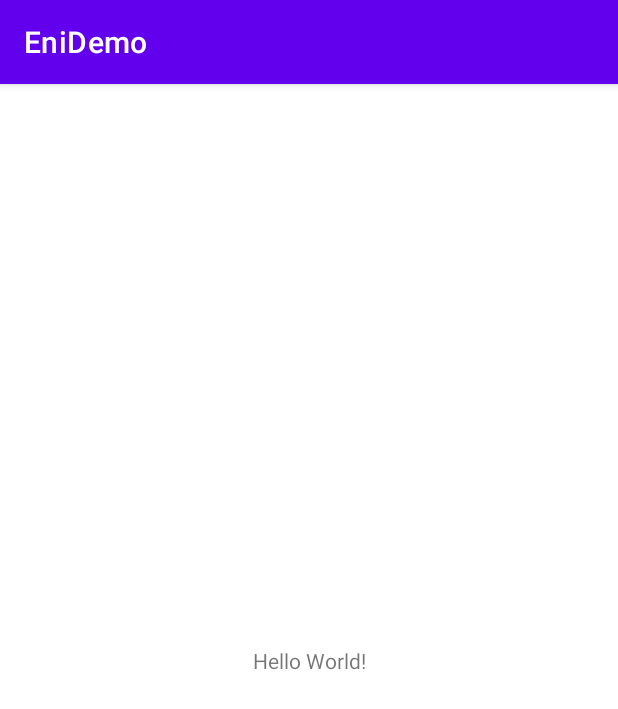
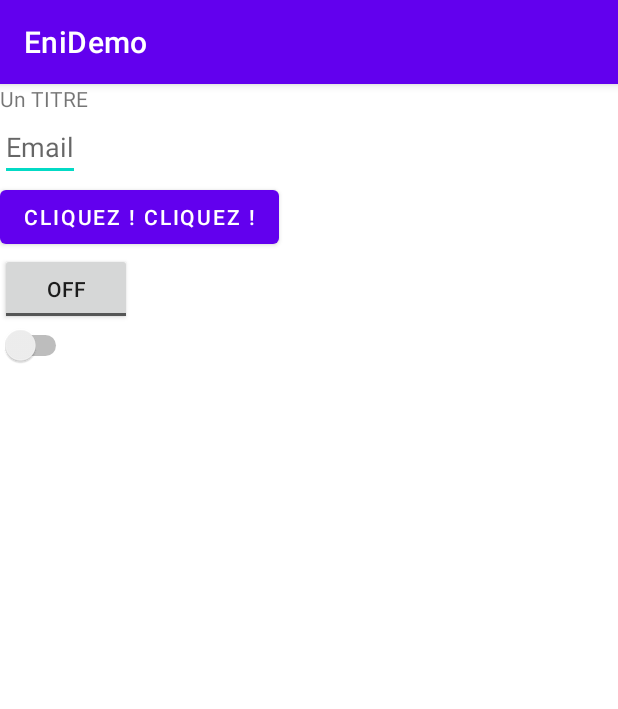
Before and after one commit to Chocolaterie/HCDA_Android, an Android app: the screen it shows after launch (MainActivity), on a phone screen of 412 x 824 dp. Shown: the top 709 px of the screen. Run offline under Robolectric (Android 15) with nearby library versions, the phone set to English and light mode, and no system bars.

Commit message:
Enoncé tp 2

```diff
--- a/app/src/main/res/layout/activity_main.xml
+++ b/app/src/main/res/layout/activity_main.xml
@@ -1,18 +1,43 @@
 <?xml version="1.0" encoding="utf-8"?>
-<androidx.constraintlayout.widget.ConstraintLayout xmlns:android="http://schemas.android.com/apk/res/android"
+<LinearLayout xmlns:android="http://schemas.android.com/apk/res/android"
     xmlns:app="http://schemas.android.com/apk/res-auto"
     xmlns:tools="http://schemas.android.com/tools"
     android:layout_width="match_parent"
     android:layout_height="match_parent"
+    android:orientation="vertical"
     tools:context=".MainActivity">
 
-    <TextView
-        android:layout_width="wrap_content"
-        android:layout_height="wrap_content"
-        android:text="Hello World!"
-        app:layout_constraintBottom_toBottomOf="parent"
-        app:layout_constraintEnd_toEndOf="parent"
-        app:layout_constraintStart_toStartOf="parent"
-        app:layout_constraintTop_toTopOf="parent" />
+    <!-- Exemple sans weight normal (on ne se partage pas la place)-->
+    <LinearLayout
+        android:layout_width="match_parent"
+        android:layout_height="match_parent"
+        android:orientation="vertical">
 
-</androidx.constraintlayout.widget.ConstraintLayout>
+        <TextView
+            android:layout_width="wrap_content"
+            android:layout_height="wrap_content"
+            android:text="Un TITRE" />
+
+        <EditText
+            android:layout_width="wrap_content"
+            android:layout_height="wrap_content"
+            android:hint="Email" />
+
+        <Button
+            android:layout_width="wrap_content"
+            android:layout_height="wrap_content"
+            android:text="Cliquez ! Cliquez !"
+            />
+
+        <ToggleButton
+            android:layout_width="wrap_content"
+            android:layout_height="wrap_content"
+            />
+
+        <Switch
+            android:layout_width="wrap_content"
+            android:layout_height="wrap_content"/>
+
+    </LinearLayout>
+
+</LinearLayout>
--- a/app/src/main/res/values/colors.xml
+++ b/app/src/main/res/values/colors.xml
@@ -7,4 +7,5 @@
     <color name="teal_700">#FF018786</color>
     <color name="black">#FF000000</color>
     <color name="white">#FFFFFFFF</color>
+    <color name="test">#FFFFFFFF</color>
 </resources>
```
Also changed, not shown: app/src/main/res/layout/demo_dispoition.xml (added, +96 -0 lines), app/src/main/java/com/example/enidemo/Person.kt (line endings or trailing spaces), app/src/main/res/drawable/test.jpg (added), 1 other file.
